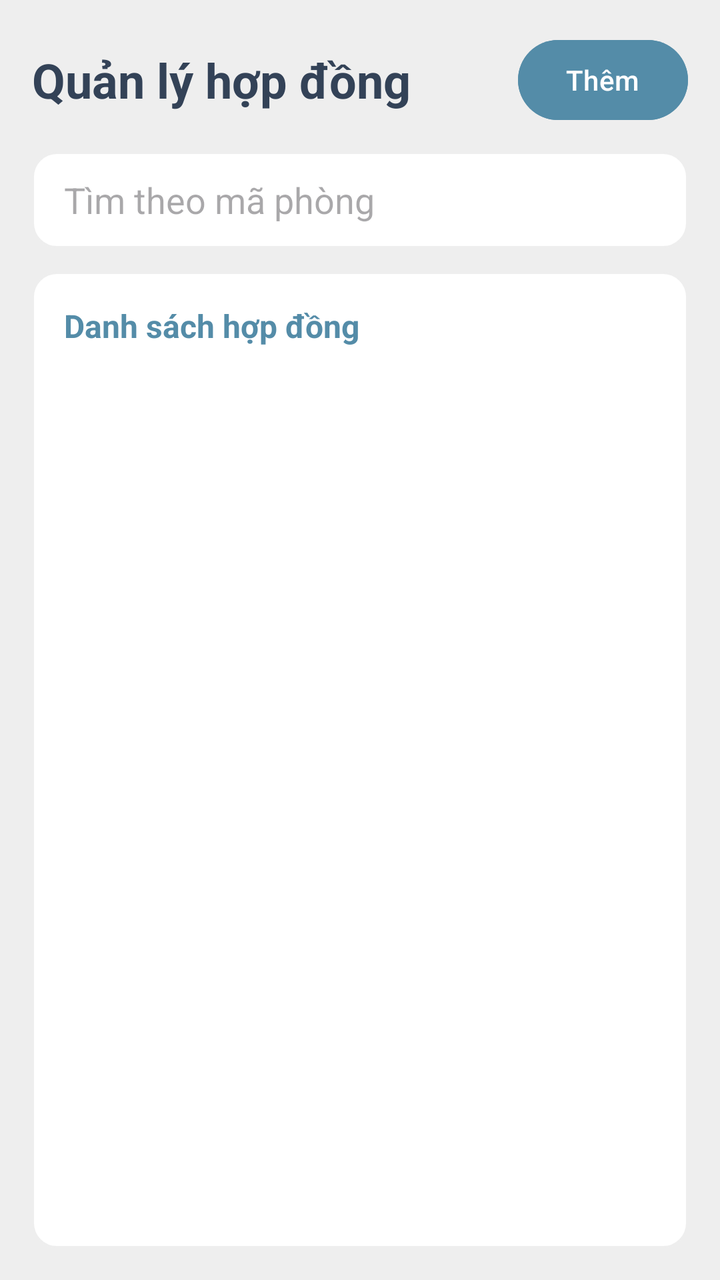
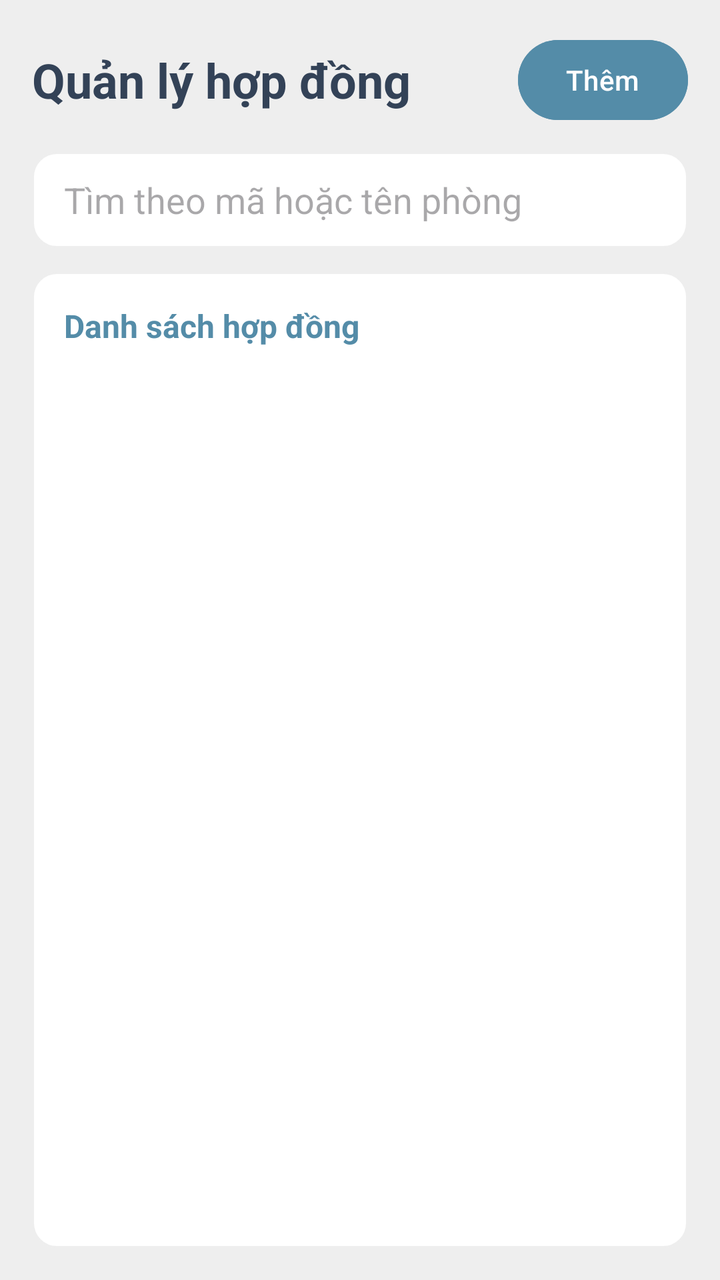

Two renders of the same Android screen: before a commit and after it. Below are the layout's source before the change and the commit's diff.
<!-- AndroidManifest.xml: application theme Theme.Rentaly_Management -->
<!-- res/layout/fragment_contracts.xml -->
<?xml version="1.0" encoding="utf-8"?>
<LinearLayout xmlns:android="http://schemas.android.com/apk/res/android"
    android:layout_width="match_parent" android:layout_height="match_parent"
    android:orientation="vertical" android:padding="16dp" android:background="@color/background">
    <LinearLayout android:layout_width="match_parent" android:layout_height="wrap_content" android:gravity="center_vertical">
        <TextView android:layout_width="0dp" android:layout_height="wrap_content" android:layout_weight="1"
            android:text="Quản lý hợp đồng" android:textColor="@color/dark_navy" android:textSize="24sp" android:textStyle="bold" />
        <Button android:id="@+id/contract_add" android:layout_width="wrap_content" android:layout_height="48dp"
            android:minWidth="48dp" android:text="Thêm" android:textColor="@color/white"
            android:backgroundTint="@color/primary" android:contentDescription="Thêm hợp đồng" />
    </LinearLayout>
    <EditText android:id="@+id/contract_search" android:layout_width="match_parent" android:layout_height="wrap_content"
        android:layout_marginTop="12dp" android:minHeight="48dp" android:singleLine="true"
         android:hint="Tìm theo mã phòng" android:inputType="text" android:background="@drawable/user_detail_card"
        android:paddingStart="16dp" android:paddingEnd="16dp" />
    <ProgressBar android:id="@+id/contract_loading" android:layout_width="wrap_content" android:layout_height="wrap_content"
         android:layout_gravity="center" android:layout_marginTop="12dp" android:contentDescription="Đang tải danh sách hợp đồng" android:visibility="gone" />
    <LinearLayout android:layout_width="match_parent" android:layout_height="0dp" android:layout_weight="1" android:layout_marginTop="12dp"
         android:background="@drawable/user_detail_card" android:orientation="vertical" android:padding="16dp">
        <TextView android:layout_width="match_parent" android:layout_height="wrap_content" android:layout_marginBottom="12dp"
             android:text="Danh sách hợp đồng" android:textColor="@color/primary" android:textSize="16sp" android:textStyle="bold" />
        <TextView android:id="@+id/contract_state" android:layout_width="match_parent" android:layout_height="wrap_content"
             android:padding="12dp" android:gravity="center" android:textColor="@color/secondary" android:visibility="gone" />
        <ListView android:id="@+id/contract_list" android:layout_width="match_parent" android:layout_height="0dp" android:layout_weight="1"
             android:divider="@color/background" android:dividerHeight="8dp" android:footerDividersEnabled="false" android:headerDividersEnabled="false" />
    </LinearLayout>
</LinearLayout>
<!-- resources referenced by this layout -->
<resources>
  <color name="background">#EEEEEE</color>
  <color name="dark_navy">#334257</color>
  <color name="primary">#548CA8</color>
  <color name="secondary">#476072</color>
  <color name="white">#FFFFFFFF</color>
  <!-- drawable user_detail_card (drawable) -->
  <?xml version="1.0" encoding="utf-8"?>
  <shape xmlns:android="http://schemas.android.com/apk/res/android" android:shape="rectangle">
      <solid android:color="@color/white" />
      <corners android:radius="12dp" />
      <stroke android:width="1dp" android:color="@color/background" />
  </shape>
  <style name="Theme.Rentaly_Management" parent="Base.Theme.Rentaly_Management" />
  <style name="Base.Theme.Rentaly_Management" parent="Theme.Material3.DayNight.NoActionBar">
          
          
      </style>
</resources>

<!-- the commit's change to res/layout/fragment_contracts.xml (unified diff, before → after) -->
@@ -1,27 +1,97 @@
 <?xml version="1.0" encoding="utf-8"?>
 <LinearLayout xmlns:android="http://schemas.android.com/apk/res/android"
-    android:layout_width="match_parent" android:layout_height="match_parent"
-    android:orientation="vertical" android:padding="16dp" android:background="@color/background">
-    <LinearLayout android:layout_width="match_parent" android:layout_height="wrap_content" android:gravity="center_vertical">
-        <TextView android:layout_width="0dp" android:layout_height="wrap_content" android:layout_weight="1"
-            android:text="Quản lý hợp đồng" android:textColor="@color/dark_navy" android:textSize="24sp" android:textStyle="bold" />
-        <Button android:id="@+id/contract_add" android:layout_width="wrap_content" android:layout_height="48dp"
-            android:minWidth="48dp" android:text="Thêm" android:textColor="@color/white"
-            android:backgroundTint="@color/primary" android:contentDescription="Thêm hợp đồng" />
+    android:layout_width="match_parent"
+    android:layout_height="match_parent"
+    android:orientation="vertical"
+    android:padding="16dp"
+    android:background="@color/background">
+
+    <LinearLayout
+        android:layout_width="match_parent"
+        android:layout_height="wrap_content"
+        android:gravity="center_vertical">
+        <TextView
+            android:layout_width="0dp"
+            android:layout_height="wrap_content"
+            android:layout_weight="1"
+            android:text="Quản lý hợp đồng"
+            android:textColor="@color/dark_navy"
+            android:textSize="24sp"
+            android:textStyle="bold" />
+        <Button
+            android:id="@+id/contract_add"
+            android:layout_width="wrap_content"
+            android:layout_height="48dp"
+            android:minWidth="48dp"
+            android:text="Thêm"
+            android:textColor="@color/white"
+            android:backgroundTint="@color/primary"
+            android:contentDescription="Thêm hợp đồng" />
     </LinearLayout>
-    <EditText android:id="@+id/contract_search" android:layout_width="match_parent" android:layout_height="wrap_content"
-        android:layout_marginTop="12dp" android:minHeight="48dp" android:singleLine="true"
-         android:hint="Tìm theo mã phòng" android:inputType="text" android:background="@drawable/user_detail_card"
-        android:paddingStart="16dp" android:paddingEnd="16dp" />
-    <ProgressBar android:id="@+id/contract_loading" android:layout_width="wrap_content" android:layout_height="wrap_content"
-         android:layout_gravity="center" android:layout_marginTop="12dp" android:contentDescription="Đang tải danh sách hợp đồng" android:visibility="gone" />
-    <LinearLayout android:layout_width="match_parent" android:layout_height="0dp" android:layout_weight="1" android:layout_marginTop="12dp"
-         android:background="@drawable/user_detail_card" android:orientation="vertical" android:padding="16dp">
-        <TextView android:layout_width="match_parent" android:layout_height="wrap_content" android:layout_marginBottom="12dp"
-             android:text="Danh sách hợp đồng" android:textColor="@color/primary" android:textSize="16sp" android:textStyle="bold" />
-        <TextView android:id="@+id/contract_state" android:layout_width="match_parent" android:layout_height="wrap_content"
-             android:padding="12dp" android:gravity="center" android:textColor="@color/secondary" android:visibility="gone" />
-        <ListView android:id="@+id/contract_list" android:layout_width="match_parent" android:layout_height="0dp" android:layout_weight="1"
-             android:divider="@color/background" android:dividerHeight="8dp" android:footerDividersEnabled="false" android:headerDividersEnabled="false" />
+
+    <EditText
+        android:id="@+id/contract_search"
+        android:layout_width="match_parent"
+        android:layout_height="wrap_content"
+        android:layout_marginTop="12dp"
+        android:minHeight="48dp"
+        android:singleLine="true"
+        android:hint="Tìm theo mã hoặc tên phòng"
+        android:inputType="text"
+        android:background="@drawable/user_detail_card"
+        android:paddingStart="16dp"
+        android:paddingEnd="16dp" />
+
+    <TextView
+        android:id="@+id/contract_result_count"
+        android:layout_width="match_parent"
+        android:layout_height="wrap_content"
+        android:layout_marginTop="8dp"
+        android:textColor="@color/secondary"
+        android:textSize="14sp"
+        android:visibility="gone" />
+
+    <ProgressBar
+        android:id="@+id/contract_loading"
+        android:layout_width="wrap_content"
+        android:layout_height="wrap_content"
+        android:layout_gravity="center"
+        android:layout_marginTop="12dp"
+        android:contentDescription="Đang tải danh sách hợp đồng"
+        android:visibility="gone" />
+
+    <LinearLayout
+        android:layout_width="match_parent"
+        android:layout_height="0dp"
+        android:layout_weight="1"
+        android:layout_marginTop="12dp"
+        android:background="@drawable/user_detail_card"
+        android:orientation="vertical"
+        android:padding="16dp">
+        <TextView
+            android:layout_width="match_parent"
+            android:layout_height="wrap_content"
+            android:layout_marginBottom="12dp"
+            android:text="Danh sách hợp đồng"
+            android:textColor="@color/primary"
+            android:textSize="16sp"
+            android:textStyle="bold" />
+        <TextView
+            android:id="@+id/contract_state"
+            android:layout_width="match_parent"
+            android:layout_height="wrap_content"
+            android:padding="12dp"
+            android:gravity="center"
+            android:textColor="@color/secondary"
+            android:visibility="gone" />
+        <ListView
+            android:id="@+id/contract_list"
+            android:layout_width="match_parent"
+            android:layout_height="0dp"
+            android:layout_weight="1"
+            android:divider="@color/background"
+            android:dividerHeight="8dp"
+            android:footerDividersEnabled="false"
+            android:headerDividersEnabled="false" />
     </LinearLayout>
 </LinearLayout>
